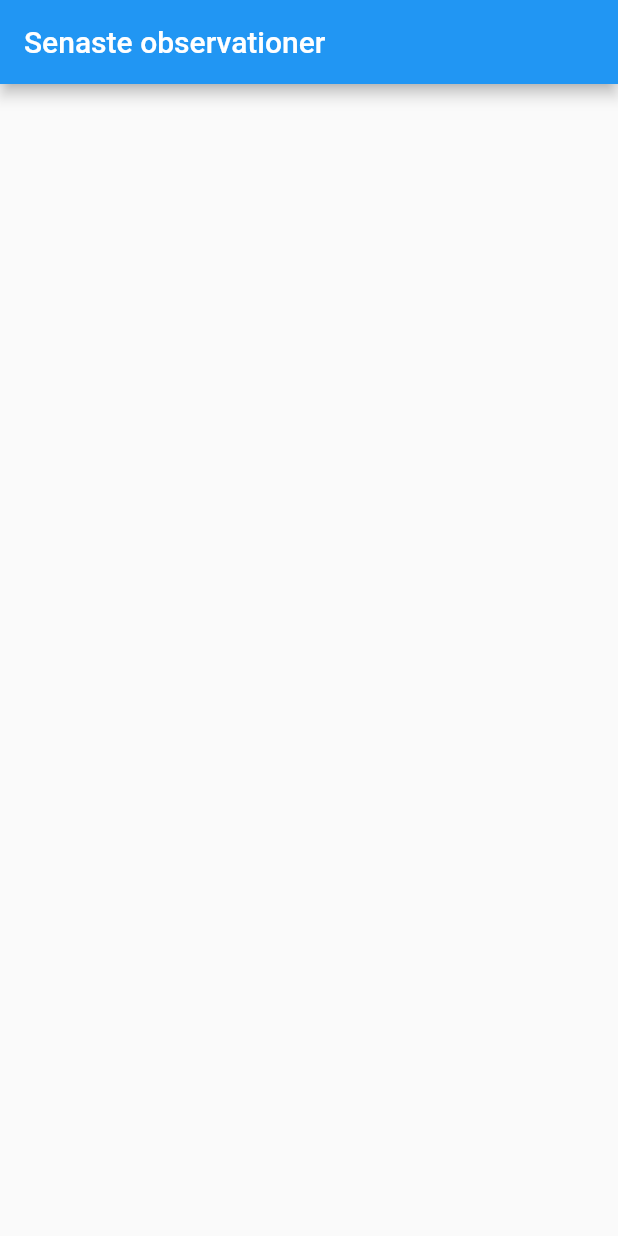
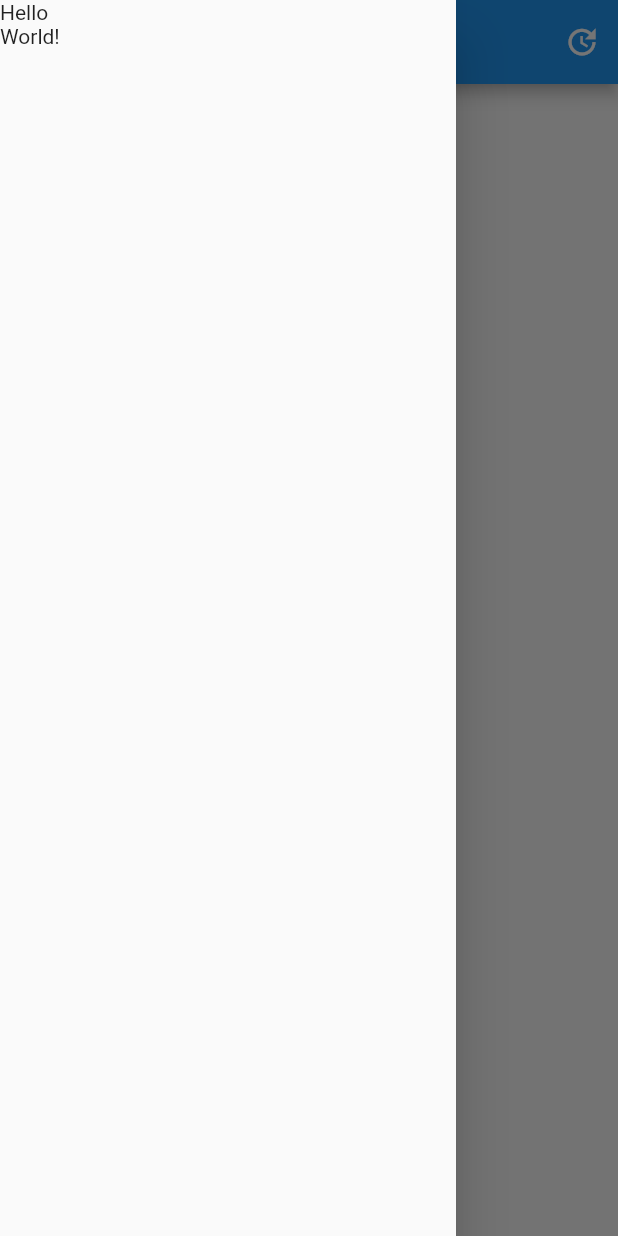
Before and after one commit to andersrydberg/solligan, a Flutter app: the screen it shows after launch, with the side drawer open (before the commit the screen has no drawer), on a phone screen of 412 x 824 dp. Run offline on Flutter 3.47's test engine with Material 2 defaults, Android fonts, the phone set to English and light mode, and no system bars; our stand-ins replace latlong2; network calls fail.

Commit message:
Added drawer, date/time and update button; some functionality

```diff
--- a/solligan_app/lib/helpers/observation_data_provider.dart
+++ b/solligan_app/lib/helpers/observation_data_provider.dart
@@ -4,6 +4,22 @@ import 'dart:io';
 import 'package:flutter/material.dart';
 import 'package:http/http.dart' as http;
 import 'package:solligan_app/helpers/dataclasses.dart';
+
+const List<String> monthsSwedish = [
+  '',
+  'januari',
+  'februari',
+  'mars',
+  'april',
+  'maj',
+  'juni',
+  'juli',
+  'augusti',
+  'september',
+  'oktober',
+  'november',
+  'december'
+];
 
 class ObservationDataProvider extends ChangeNotifier {
   final Map<String, Parameter> _data = {};
@@ -17,7 +33,30 @@ class ObservationDataProvider extends ChangeNotifier {
     if (await _data[parameter]!.update()) notifyListeners();
   }
 
+  void requestUpdate() {
+    _data[_selectedParameter]?.update();
+  }
+
   List<Station>? get data => _data[_selectedParameter]?.filteredData;
+
+  String? get readableDate {
+    DateTime? updated = _data[_selectedParameter]?._updated;
+    if (updated == null) return null;
+    final now = DateTime.now();
+    switch (now.difference(updated).inDays) {
+      case 0:
+        return 'idag';
+      case 1:
+        return 'igår';
+    }
+    return '${updated.day} ${monthsSwedish[updated.month]}';
+  }
+
+  String? get readableTime {
+    DateTime? updated = _data[_selectedParameter]?._updated;
+    if (updated == null) return null;
+    return 'kl. ${updated.hour.toString().padLeft(2, '0')}:${updated.minute.toString().padLeft(2, '0')}';
+  }
 }
 
 class Parameter {
@@ -70,6 +109,7 @@ class Parameter {
 
   // TODO
   void _filterData() {
+    _filteredData.clear();
     _filteredData.addAll(_allData);
   }
 }
--- a/solligan_app/lib/screens/observations.dart
+++ b/solligan_app/lib/screens/observations.dart
@@ -22,7 +22,21 @@ class _ObservationsState extends State<Observations> {
 
     return Scaffold(
       appBar: AppBar(
-        title: const Text('Senaste observationer'),
+        title: const Text('Temperatur'),
+        actions: <Widget>[
+          Column(
+            mainAxisAlignment: MainAxisAlignment.center,
+            children: <Widget>[
+              Text(dataModel.readableDate ?? ''),
+              Text(dataModel.readableTime ?? ''),
+            ],
+          ),
+          IconButton(
+              onPressed: () {
+                dataModel.requestUpdate();
+              },
+              icon: const Icon(Icons.update))
+        ],
       ),
       body: Builder(
         builder: (context) {
@@ -44,6 +58,14 @@ class _ObservationsState extends State<Observations> {
           );
         },
       ),
+      drawer: Drawer(
+        child: ListView(
+          children: const <Widget>[
+            Text('Hello'),
+            Text('World!'),
+          ],
+        ),
+      ),
     );
   }
 }
```
